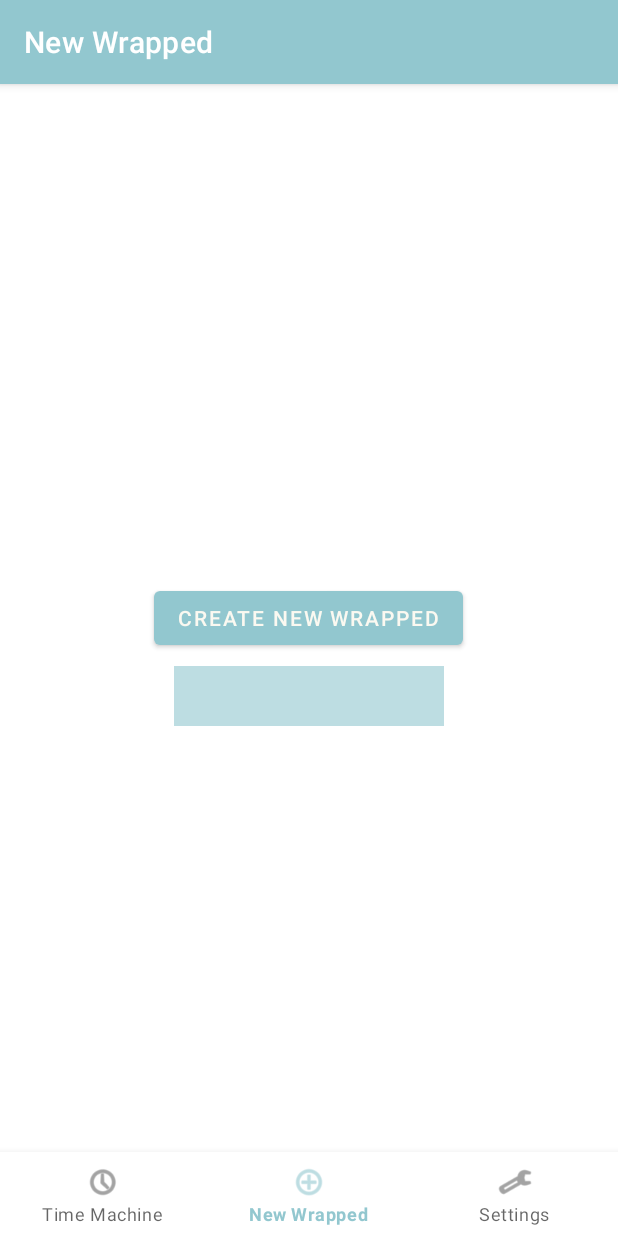
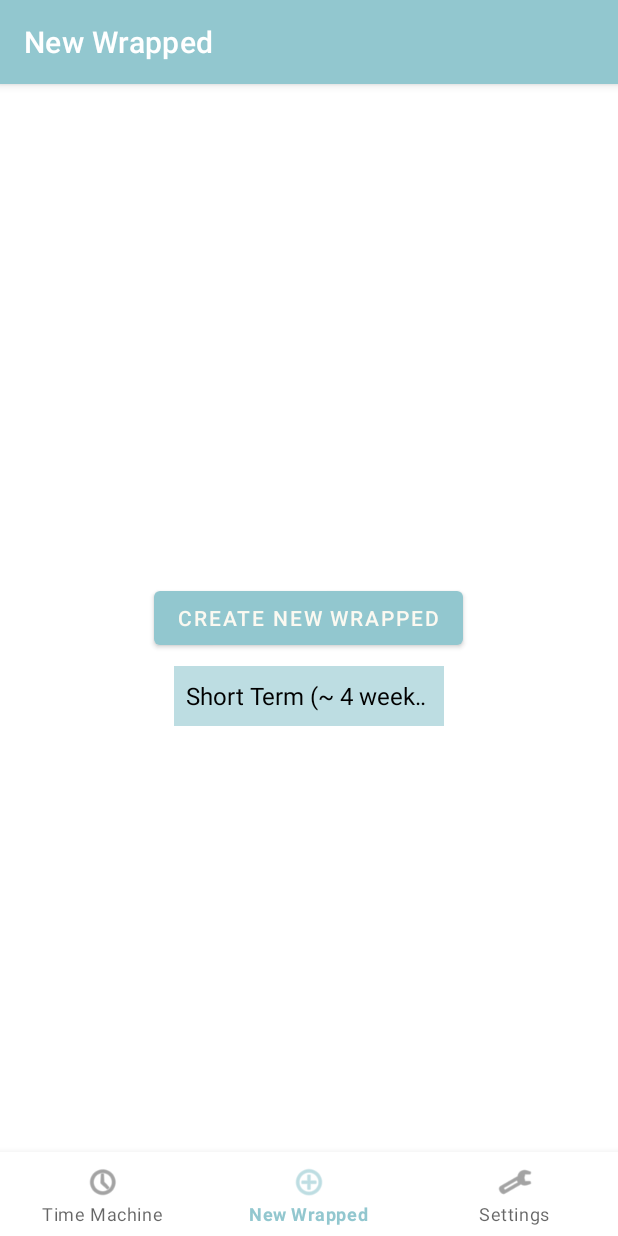
Before and after one commit to Snoopy219/Spotify_App_CS2340, an Android app: the NewWrappedFragment screen opened through its navigation route, on a phone screen of 412 x 824 dp. Run offline under Robolectric (Android 15) with nearby library versions, the phone set to English and light mode, and no system bars; our stand-ins replace Firebase (no records; nobody signed in at launch, a user with empty details on screens opened directly), navigation-ui; libraries missing offline, so code that uses them is left out: com.spotify.sdk, org.checkerframework.checker.

Commit message:
Update strings.xml

```diff
--- a/app/src/main/res/values/strings.xml
+++ b/app/src/main/res/values/strings.xml
@@ -18,5 +18,13 @@
     <string name="settings">Settings</string>
     <string name="date">Date</string>
     <string name="loading">Loading....</string>
+    <string name="timespan">Time Span</string>
+
+    <string-array name="time_options">
+        <item>Short Term (~ 4 weeks)</item>
+        <item>Medium Term (~ 6 months)</item>
+        <item>Long Term (~ 1 year)</item>
+    </string-array>
+
 
 </resources>
```
